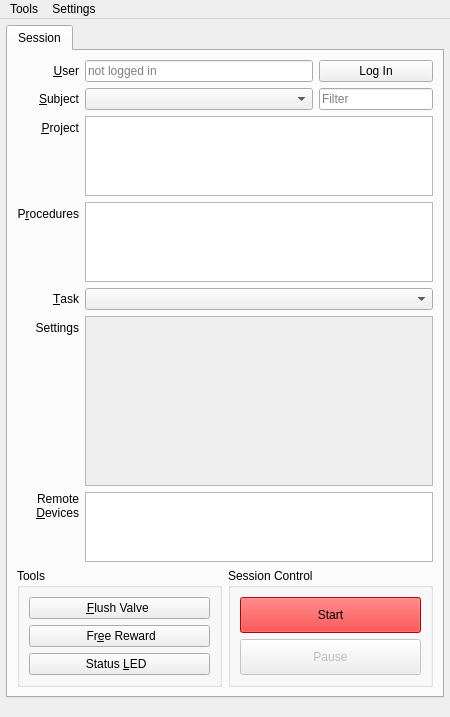
Old version of the form iblrig/gui/ui_wizard.ui in the repository int-brain-lab/iblrig.
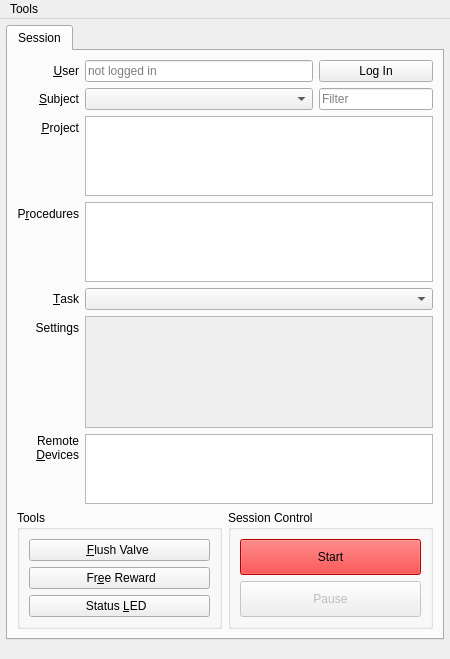
New version of the form. Icons and pictures are not drawn. Custom widgets are drawn as their Qt base class.

The edit to the form file:
```diff
--- a/iblrig/gui/ui_wizard.ui
+++ b/iblrig/gui/ui_wizard.ui
@@ -7,7 +7,7 @@
     <x>0</x>
     <y>0</y>
     <width>450</width>
-    <height>717</height>
+    <height>633</height>
    </rect>
   </property>
   <property name="sizePolicy">
@@ -556,8 +556,8 @@
                <rect>
                 <x>0</x>
                 <y>0</y>
-                <width>326</width>
-                <height>110</height>
+                <width>352</width>
+                <height>108</height>
                </rect>
               </property>
               <layout class="QFormLayout" name="formLayout_2"/>
@@ -760,7 +760,7 @@
      <x>0</x>
      <y>0</y>
      <width>450</width>
-     <height>24</height>
+     <height>21</height>
     </rect>
    </property>
    <widget class="QMenu" name="uiMenuTools">
@@ -772,14 +772,7 @@
     <addaction name="uiActionCalibrateValve"/>
     <addaction name="uiActionTrainingLevelV7"/>
    </widget>
-   <widget class="QMenu" name="menuSettings">
-    <property name="title">
-     <string>Settings</string>
-    </property>
-    <addaction name="uiActionGuiSettings"/>
-   </widget>
    <addaction name="uiMenuTools"/>
-   <addaction name="menuSettings"/>
   </widget>
   <action name="uiActionTrainingLevelV7">
    <property name="text">
```
Left out of the diff: 31 changed lines with no effect on the pictures.
